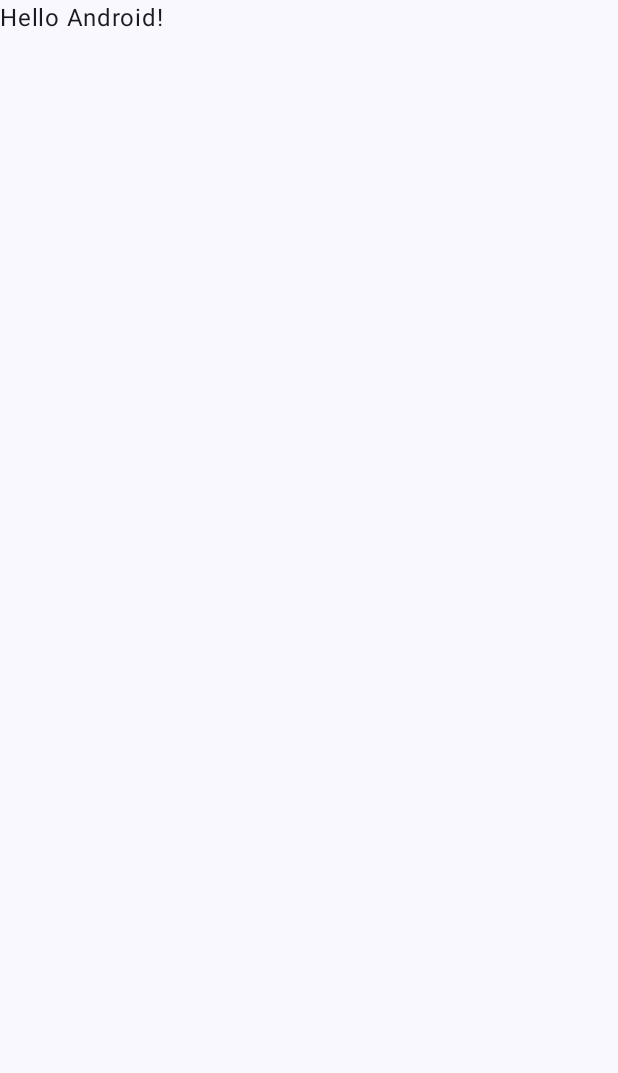
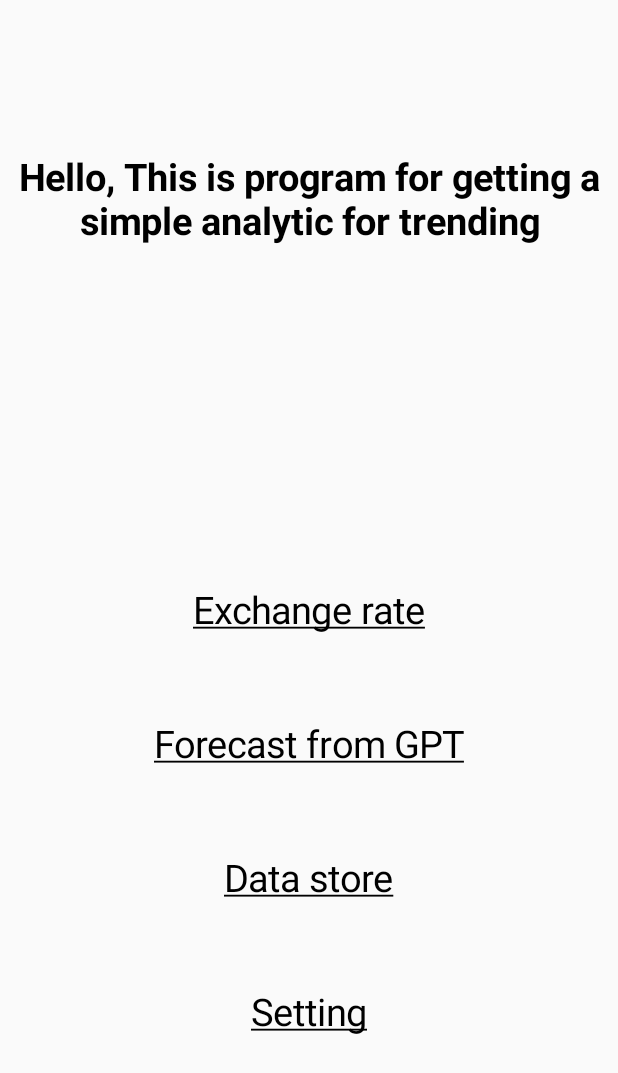
Before and after one commit to Yonixme/MasterProject, an Android app built with Jetpack Compose: the screen it shows after launch (MainActivity), on a phone screen of 412 x 824 dp. Before the commit the part shown is almost empty. Shown: the top 1073 px of the screen. Run offline under Robolectric (Android 15) with nearby library versions, the phone set to English and light mode, and no system bars.

Commit message:
last comit

```diff
--- a/app/src/main/java/com/example/masterproject/MainActivity.kt
+++ b/app/src/main/java/com/example/masterproject/MainActivity.kt
@@ -1,47 +1,104 @@
 package com.example.masterproject
 
+import android.annotation.SuppressLint
 import android.os.Bundle
 import androidx.activity.ComponentActivity
 import androidx.activity.compose.setContent
-import androidx.activity.enableEdgeToEdge
+import androidx.compose.foundation.clickable
+import androidx.compose.foundation.interaction.MutableInteractionSource
+import androidx.compose.foundation.layout.Arrangement
+import androidx.compose.foundation.layout.Column
 import androidx.compose.foundation.layout.fillMaxSize
 import androidx.compose.foundation.layout.padding
-import androidx.compose.material3.Scaffold
+import androidx.compose.material.ripple.rememberRipple
 import androidx.compose.material3.Text
 import androidx.compose.runtime.Composable
+import androidx.compose.ui.Alignment
 import androidx.compose.ui.Modifier
+import androidx.compose.ui.res.stringResource
+import androidx.compose.ui.text.font.FontWeight
+import androidx.compose.ui.text.style.TextAlign
+import androidx.compose.ui.text.style.TextDecoration
 import androidx.compose.ui.tooling.preview.Preview
-import com.example.masterproject.ui.theme.MasterProjectTheme
+import androidx.compose.ui.unit.dp
+import androidx.compose.ui.unit.sp
 
 class MainActivity : ComponentActivity() {
     override fun onCreate(savedInstanceState: Bundle?) {
         super.onCreate(savedInstanceState)
-        enableEdgeToEdge()
         setContent {
-            MasterProjectTheme {
-                Scaffold(modifier = Modifier.fillMaxSize()) { innerPadding ->
-                    Greeting(
-                        name = "Android",
-                        modifier = Modifier.padding(innerPadding)
-                    )
-                }
-            }
+            MainScreen()
         }
     }
 }
 
+@Preview(showSystemUi = true)
 @Composable
-fun Greeting(name: String, modifier: Modifier = Modifier) {
-    Text(
-        text = "Hello $name!",
-        modifier = modifier
-    )
-}
+fun MainScreen(){
+    Column(
+        verticalArrangement = Arrangement.Center,
+        horizontalAlignment = Alignment.CenterHorizontally,
+        modifier = Modifier.fillMaxSize()
 
-@Preview(showBackground = true)
-@Composable
-fun GreetingPreview() {
-    MasterProjectTheme {
-        Greeting("Android")
+    ) {
+        Text(
+            text = stringResource(R.string.header_app),
+            fontSize = 25.sp,
+            textAlign = TextAlign.Center,
+            fontWeight = FontWeight.Bold,
+            modifier = Modifier.padding(bottom = 200.dp)
+        )
+        Text(
+            text = stringResource(R.string.exchange_rate),
+            fontSize = 25.sp,
+            textDecoration = TextDecoration.Underline,
+            modifier = Modifier.padding(30.dp)
+                .clickable(
+                    onClick = {
+
+                    },
+                    interactionSource = MutableInteractionSource(),
+                    indication = rememberRipple()
+                )
+        )
+        Text(
+            text = stringResource(R.string.forecast_from_gpt),
+            fontSize = 25.sp,
+            textDecoration = TextDecoration.Underline,
+            modifier = Modifier.padding(30.dp)
+                .clickable(
+                    onClick = {
+
+                    },
+                    interactionSource = MutableInteractionSource(),
+                    indication = rememberRipple()
+                )
+        )
+        Text(
+            text = stringResource(R.string.data_store),
+            fontSize = 25.sp,
+            textDecoration = TextDecoration.Underline,
+            modifier = Modifier.padding(30.dp)
+                .clickable(
+                    onClick = {
+
+                    },
+                    interactionSource = MutableInteractionSource(),
+                    indication = rememberRipple()
+                )
+        )
+        Text(
+            text = stringResource(R.string.setting),
+            fontSize = 25.sp,
+            textDecoration = TextDecoration.Underline,
+            modifier = Modifier.padding(30.dp)
+                .clickable(
+                    onClick = {
+
+                    },
+                    interactionSource = MutableInteractionSource(),
+                    indication = rememberRipple()
+                )
+        )
     }
 }
--- a/app/src/main/java/com/example/masterproject/ui/theme/Theme.kt
+++ b/app/src/main/java/com/example/masterproject/ui/theme/Theme.kt
@@ -10,6 +10,8 @@ import androidx.compose.material3.dynamicLightColorScheme
 import androidx.compose.material3.lightColorScheme
 import androidx.compose.runtime.Composable
 import androidx.compose.ui.platform.LocalContext
+import androidx.compose.ui.text.style.TextDecoration
+import androidx.compose.ui.unit.sp
 
 private val DarkColorScheme = darkColorScheme(
     primary = Purple80,
--- a/app/src/main/res/values/strings.xml
+++ b/app/src/main/res/values/strings.xml
@@ -1,3 +1,8 @@
 <resources>
     <string name="app_name">MasterProject</string>
+    <string name="header_app">Hello, This is program for getting a simple analytic for trending</string>
+    <string name="exchange_rate">Exchange rate</string>
+    <string name="forecast_from_gpt">Forecast from GPT</string>
+    <string name="data_store">Data store</string>
+    <string name="setting">Setting</string>
 </resources>
```
